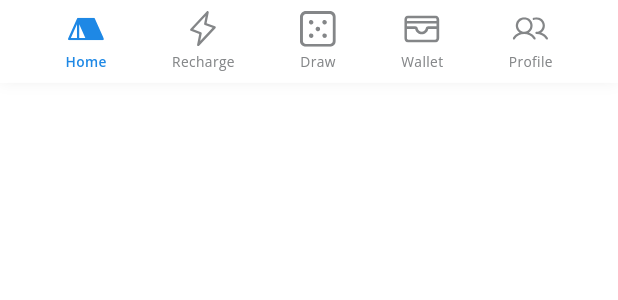
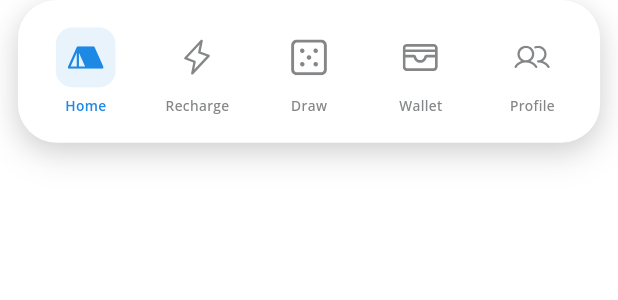
Before and after one commit to Nakeel/rechargeMax, a Flutter app: the BottomNavBar widget shown alone on an empty page, opened directly with empty values, on a phone screen of 412 x 824 dp. Shown: the top 300 px of the screen. Run offline on Flutter 3.47's test engine with Material 3 defaults, Android fonts, the phone set to English and light mode, and no system bars; our stand-ins replace audioplayers, auto_size_text, calendar_date_picker2, confetti, dartz, date_format and 22 more; missing offline and left inert: internet_file, pdfx; accounts and stored records are empty; project files that could hold a hidden picture were left out.

Commit message:
refactor(ui): Transform bottom navigation to floating design with rounded borders
- Converted bottom nav to floating detached style with border radius (28dp)
- Added rounded corners to match modern design patterns
- Implemented InkWell splash effects with smooth animations (200ms)
- Each nav item now has splash color feedback (blue at 10% opacity)
- Added highlight color for subtle press feedback (5% opacity)
- Improved visual hierarchy with animated background on selected items
- Enhanced shadows for floating effect (2-layer shadow system)
- Added proper padding (16h bottom, 12w sides) for detached appearance
- Each nav item wrapped in Expanded for better space distribution
- Selected icon container animates with subtle background color change

This creates a modern, iOS-like floating bottom navigation bar.

🤖 Generated with Claude Code

Co-Authored-By: Claude <noreply@anthropic.com>

```diff
--- a/lib/features/dashboard/presentation/widgets/bottom_nav_bar.dart
+++ b/lib/features/dashboard/presentation/widgets/bottom_nav_bar.dart
@@ -15,21 +15,37 @@ class BottomNavBar extends StatelessWidget {
 
   @override
   Widget build(BuildContext context) {
-    return Container(
+    return Padding(
+      padding: EdgeInsets.only(
+        bottom: 16.h,
+        left: 12.w,
+        right: 12.w,
+      ),
+      child: Container(
         decoration: BoxDecoration(
           color: Colors.white,
+          borderRadius: BorderRadius.circular(28.r),
           boxShadow: [
             BoxShadow(
-            color: Colors.black.withOpacity(0.08),
-            blurRadius: 8,
-            offset: const Offset(0, -2),
+              color: Colors.black.withValues(alpha: 0.12),
+              blurRadius: 20,
+              offset: const Offset(0, 8),
+              spreadRadius: 0,
+            ),
+            BoxShadow(
+              color: Colors.black.withValues(alpha: 0.08),
+              blurRadius: 12,
+              offset: const Offset(0, 4),
             ),
           ],
         ),
         child: SafeArea(
           top: false,
           child: Padding(
-          padding: EdgeInsets.symmetric(vertical: 8.h),
+            padding: EdgeInsets.symmetric(
+              vertical: 12.h,
+              horizontal: 8.w,
+            ),
             child: Row(
               mainAxisAlignment: MainAxisAlignment.spaceEvenly,
               children: [
@@ -42,36 +58,64 @@ class BottomNavBar extends StatelessWidget {
             ),
           ),
         ),
+      ),
     );
   }
 
   Widget _buildNavItem(int index, String iconPath, String label) {
     final isSelected = selectedIndex == index;
 
-    return GestureDetector(
+    return Expanded(
+      child: Material(
+        color: Colors.transparent,
+        child: InkWell(
           onTap: () => onItemSelected(index),
+          splashColor: AppColors.colorPrimary.withValues(alpha: 0.1),
+          highlightColor: AppColors.colorPrimary.withValues(alpha: 0.05),
+          borderRadius: BorderRadius.circular(16.r),
+          child: Padding(
+            padding: EdgeInsets.symmetric(vertical: 8.h, horizontal: 4.w),
             child: Column(
               mainAxisSize: MainAxisSize.min,
               children: [
-          SvgPicture.asset(
+                AnimatedContainer(
+                  duration: const Duration(milliseconds: 200),
+                  padding: EdgeInsets.all(8.w),
+                  decoration: BoxDecoration(
+                    color: isSelected
+                        ? AppColors.colorPrimary.withValues(alpha: 0.1)
+                        : Colors.transparent,
+                    borderRadius: BorderRadius.circular(12.r),
+                  ),
+                  child: SvgPicture.asset(
                     iconPath,
                     width: 24.w,
                     height: 24.w,
                     colorFilter: ColorFilter.mode(
-              isSelected ? AppColors.colorPrimary : AppColors.descTextGrey,
+                      isSelected
+                          ? AppColors.colorPrimary
+                          : AppColors.descTextGrey,
                       BlendMode.srcIn,
                     ),
                   ),
-          SizedBox(height: 4.h),
+                ),
+                SizedBox(height: 6.h),
                 Text(
                   label,
                   style: TextStyle(
-              color: isSelected ? AppColors.colorPrimary : AppColors.descTextGrey,
+                    color: isSelected
+                        ? AppColors.colorPrimary
+                        : AppColors.descTextGrey,
                     fontSize: 10.sp,
-              fontWeight: isSelected ? FontWeight.w600 : FontWeight.w400,
+                    fontWeight: isSelected ? FontWeight.w600 : FontWeight.w500,
+                  ),
+                  maxLines: 1,
+                  overflow: TextOverflow.ellipsis,
+                ),
+              ],
             ),
           ),
-        ],
+        ),
       ),
     );
   }
```
Lines whose indentation alone changed are shown as unchanged.
